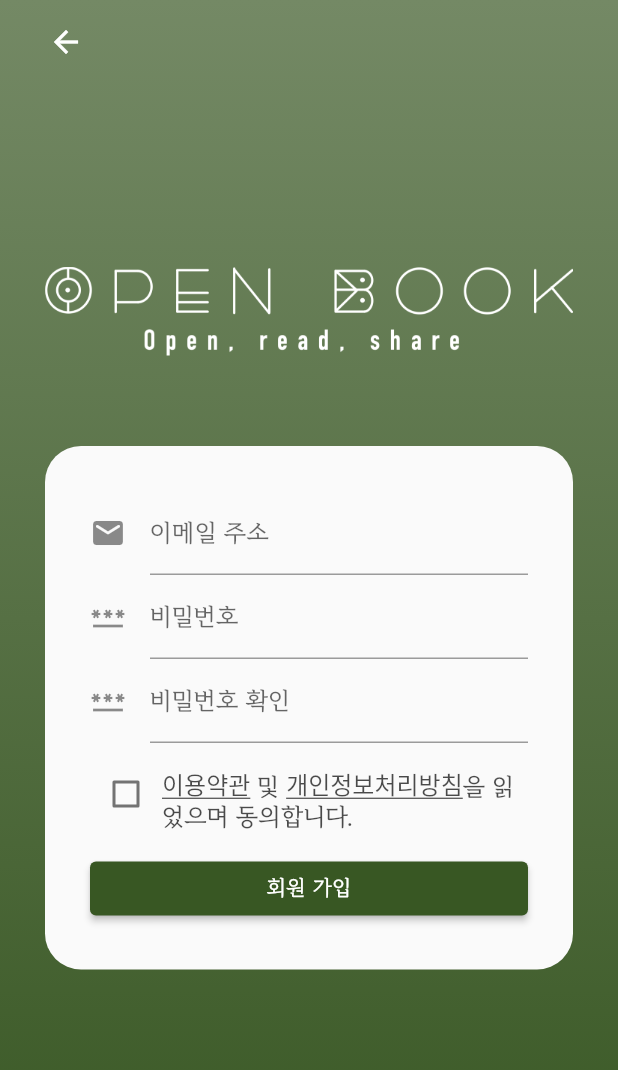
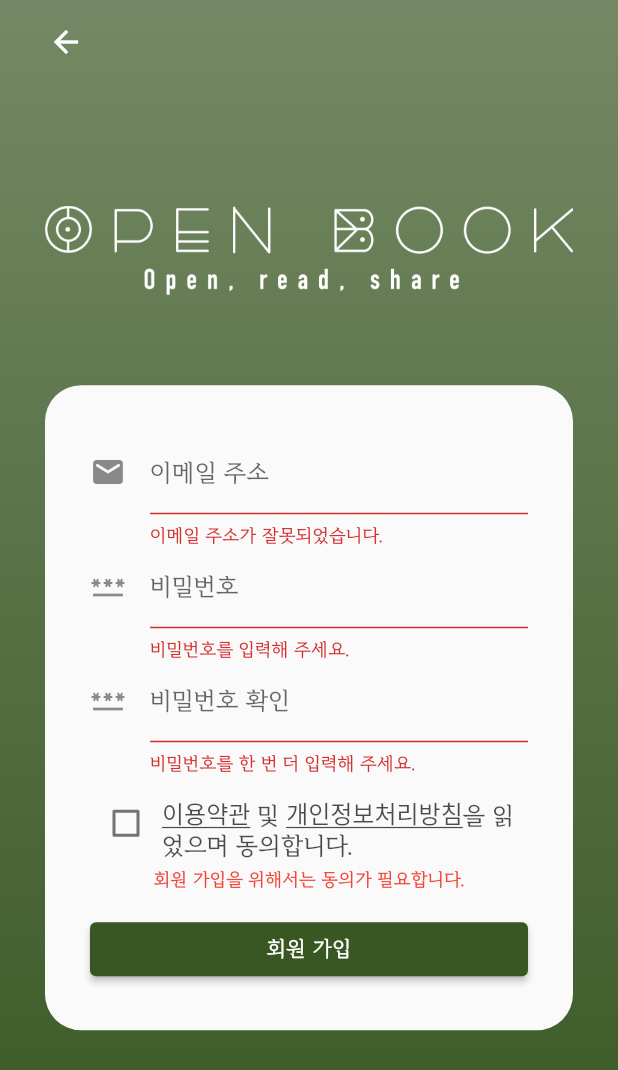
Before and after one commit to roo0t/openbook-app, a Flutter app: the SignUpPage screen opened directly, after a tap on "회원 가입", on a phone screen of 412 x 824 dp. Shown: the top 1070 px of the screen. Run offline on Flutter 3.47's test engine with Material 2 defaults, Android fonts, the phone set to English and light mode, and no system bars; our stand-ins replace get, get_storage, lottie, photo_view, url_launcher_web; accounts and stored records are empty.

Commit message:
feature: implement sign-up form in the frontend with form validation funcitonalities

```diff
--- a/frontend/lib/src/backend_uris.dart
+++ b/frontend/lib/src/backend_uris.dart
@@ -2,4 +2,5 @@ class BackendUris {
   static const String BASE = "http://127.0.0.1:8080";
 
   static final Uri SIGN_IN = Uri.parse(BASE + "/member/signin");
+  static final Uri SIGN_UP = Uri.parse(BASE + "/member/signup");
 }
--- a/frontend/lib/src/user/sign_up_controller.dart
+++ b/frontend/lib/src/user/sign_up_controller.dart
@@ -1,32 +1,96 @@
+import 'package:flutter/material.dart';
 import 'package:get/get.dart';
 
+import '../home_page.dart';
+import 'user_controller.dart';
+
 class SignUpController extends GetxController {
+  final signUpFormKey = GlobalKey<FormState>();
+  final emailAddressController = TextEditingController();
+  final passwordController = TextEditingController();
+  final passwordConfirmationController = TextEditingController();
+
   RxBool agreementChecked = false.obs;
   RxString emailAddress = "".obs;
   RxString password = "".obs;
   RxString passwordConfirmation = "".obs;
   RxBool passwordsAgree = true.obs;
   RxBool passwordAgreementVerificationStarted = false.obs;
+  RxBool shouldShowDuplicateEmailAddressMessage = false.obs;
+  RxBool shouldShowAgreementRequiredMessage = false.obs;
+
+  String? validateEmailAddress(String? emailAddress) {
+    final RegExp regExp = RegExp(
+        r"^[a-zA-Z0-9.a-zA-Z0-9.!#$%&'*+-/=?^_`{|}~]+@[a-zA-Z0-9]+\.[a-zA-Z]+$");
+    if (emailAddress == null || !regExp.hasMatch(emailAddress)) {
+      return "이메일 주소가 잘못되었습니다.";
+    } else if (shouldShowDuplicateEmailAddressMessage.isTrue) {
+      return "이미 가입된 이메일 주소입니다.";
+    } else {
+      return null;
+    }
+  }
+
+  String? validatePassword(String? password) {
+    if (password == null || password.isEmpty) {
+      return "비밀번호를 입력해 주세요.";
+    } else if (password.length < 8) {
+      return "비밀번호는 8자 이상이어야 합니다.";
+    } else if (password.length > 20) {
+      return "비밀번호는 20자 이하여야 합니다.";
+    } else {
+      final RegExp regExp =
+          RegExp(r"^[a-zA-Z0-9.,'" '"' r"!@#$%^&*()-_+=\\]+$");
+      if (!regExp.hasMatch(password)) {
+        return "비밀번호에 허용되지 않는 문자가 있습니다.";
+      } else {
+        return null;
+      }
+    }
+  }
+
+  String? validatePasswordConfirmation(String? password) {
+    if (password == null || password.isEmpty) {
+      return "비밀번호를 한 번 더 입력해 주세요.";
+    } else if (password != passwordController.text) {
+      return "비밀번호가 일치하지 않습니다.";
+    } else {
+      return null;
+    }
+  }
 
   setAgreementChecked(bool checked) {
     agreementChecked(checked);
+    shouldShowAgreementRequiredMessage(false);
   }
 
-  setEmailAddress(String text) {
-    emailAddress(text);
+  validateAgreementChecked() {
+    if (agreementChecked.isFalse) {
+      shouldShowAgreementRequiredMessage(true);
+    }
+    return agreementChecked.isTrue;
   }
 
-  setPassword(String text) {
-    password(text);
-    passwordsAgree(password.value == passwordConfirmation.value);
-  }
+  signUp() async {
+    shouldShowDuplicateEmailAddressMessage(false);
+    final bool? formValidationResult = signUpFormKey.currentState?.validate();
+    final bool agreementValidationResult = validateAgreementChecked();
+    if (formValidationResult == true && agreementValidationResult) {
+      var result = await Get.find<UserController>()
+          .signUp(emailAddressController.text, password.value);
 
-  startPasswordAgreementVerification() {
-    passwordAgreementVerificationStarted(true);
-  }
-
-  setPasswordConfirmation(String text) {
-    passwordConfirmation(text);
-    passwordsAgree(password.value == passwordConfirmation.value);
+      switch (result) {
+        case SignUpResult.successful:
+          Get.offAll(() => const HomePage());
+          break;
+        case SignUpResult.duplicateUsername:
+          shouldShowDuplicateEmailAddressMessage(true);
+          signUpFormKey.currentState?.validate();
+          break;
+        case SignUpResult.unknownError:
+          Get.snackbar('실패', '알 수 없는 오류가 발생하였습니다.');
+          break;
+      }
+    }
   }
 }
--- a/frontend/lib/src/user/sign_up_page.dart
+++ b/frontend/lib/src/user/sign_up_page.dart
@@ -38,6 +38,8 @@ class SignUpPage extends StatelessWidget {
           body: SafeArea(
             child: Center(
               child: SingleChildScrollView(
+                child: Form(
+                  key: controller.signUpFormKey,
                   child: Column(
                     mainAxisAlignment: MainAxisAlignment.center,
                     children: [
@@ -62,7 +64,7 @@ class SignUpPage extends StatelessWidget {
                             buildAgreementSection(controller, context),
                             const SizedBox(height: 15),
                             ElevatedButton(
-                            onPressed: () {},
+                              onPressed: () async => controller.signUp(),
                               child: const Text('회원 가입'),
                             ),
                           ],
@@ -75,38 +77,29 @@ class SignUpPage extends StatelessWidget {
             ),
           ),
         ),
+      ),
     );
   }
 
-  Obx buildPasswordConfirmationField(SignUpController controller) {
-    return Obx(
-      () => TextField(
-        onChanged: (text) => controller.setPasswordConfirmation(text),
+  Widget buildPasswordConfirmationField(SignUpController controller) {
+    return TextFormField(
+      controller: controller.passwordConfirmationController,
+      validator: controller.validatePasswordConfirmation,
       keyboardType: TextInputType.text,
       obscureText: true,
       enableSuggestions: false,
       autocorrect: false,
-        decoration: InputDecoration(
+      decoration: const InputDecoration(
         labelText: '비밀번호 확인',
-          icon: const Icon(Icons.password_outlined),
-          errorText: !controller.passwordAgreementVerificationStarted.value ||
-                  controller.passwordsAgree.value
-              ? null
-              : '비밀번호가 일치하지 않습니다',
-        ),
+        icon: Icon(Icons.password_outlined),
       ),
     );
   }
 
-  Focus buildPasswordField(SignUpController controller) {
-    return Focus(
-      onFocusChange: (hasFocus) {
-        if (!hasFocus) {
-          controller.startPasswordAgreementVerification();
-        }
-      },
-      child: TextField(
-        onChanged: (text) => controller.setPassword(text),
+  Widget buildPasswordField(SignUpController controller) {
+    return TextFormField(
+      controller: controller.passwordController,
+      validator: controller.validatePassword,
       keyboardType: TextInputType.text,
       obscureText: true,
       enableSuggestions: false,
@@ -115,13 +108,13 @@ class SignUpPage extends StatelessWidget {
         labelText: '비밀번호',
         icon: Icon(Icons.password_outlined),
       ),
-      ),
     );
   }
 
-  TextField buildEmailAddressField(SignUpController controller) {
-    return TextField(
-      onChanged: (text) => controller.setEmailAddress(text),
+  Widget buildEmailAddressField(SignUpController controller) {
+    return TextFormField(
+      controller: controller.emailAddressController,
+      validator: controller.validateEmailAddress,
       keyboardType: TextInputType.emailAddress,
       enableSuggestions: false,
       decoration: const InputDecoration(
@@ -131,8 +124,11 @@ class SignUpPage extends StatelessWidget {
     );
   }
 
-  Row buildAgreementSection(SignUpController controller, BuildContext context) {
-    return Row(
+  Widget buildAgreementSection(
+      SignUpController controller, BuildContext context) {
+    return Column(
+      children: [
+        Row(
           mainAxisAlignment: MainAxisAlignment.center,
           crossAxisAlignment: CrossAxisAlignment.end,
           children: [
@@ -144,7 +140,9 @@ class SignUpPage extends StatelessWidget {
               ),
             ),
             Flexible(
-          child: RichText(
+              child: Column(
+                children: [
+                  RichText(
                     text: TextSpan(
                       style: Theme.of(context).textTheme.bodyText2?.merge(
                             const TextStyle(
@@ -183,7 +181,25 @@ class SignUpPage extends StatelessWidget {
                       ],
                     ),
                   ),
+                ],
               ),
+            ),
+          ],
+        ),
+        Obx(() {
+          if (controller.shouldShowAgreementRequiredMessage.isTrue) {
+            return const Padding(
+              padding: EdgeInsets.only(top: 3),
+              child: Text(
+                '회원 가입을 위해서는 동의가 필요합니다.',
+                textAlign: TextAlign.center,
+                style: TextStyle(color: Colors.red, fontSize: 12),
+              ),
+            );
+          } else {
+            return Container();
+          }
+        })
       ],
     );
   }
```
Also changed, not shown: frontend/lib/src/user/sign_in_controller.dart (+10 -4 lines), frontend/lib/src/user/user_controller.dart (+56 -5 lines). Lines whose indentation alone changed are shown as unchanged.
